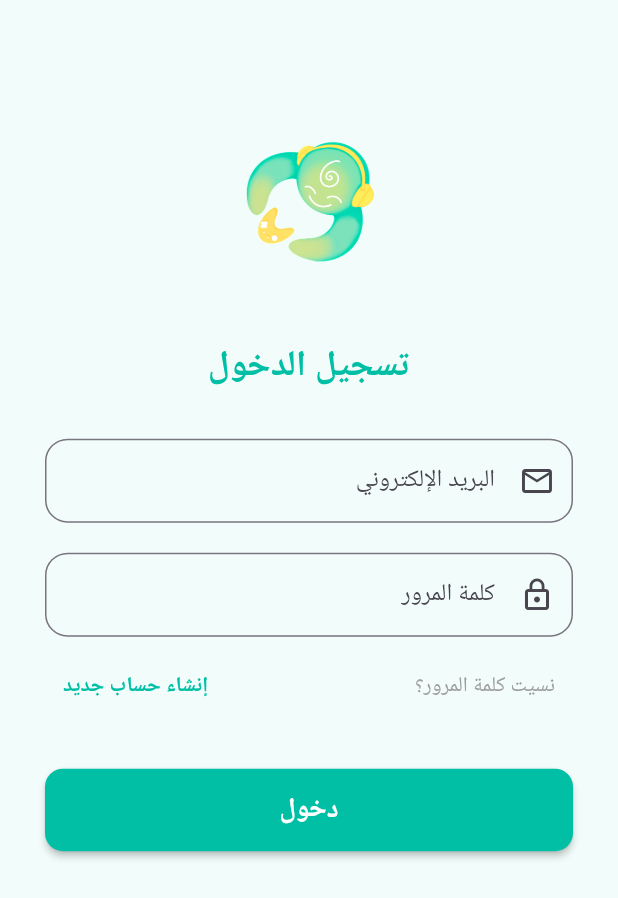
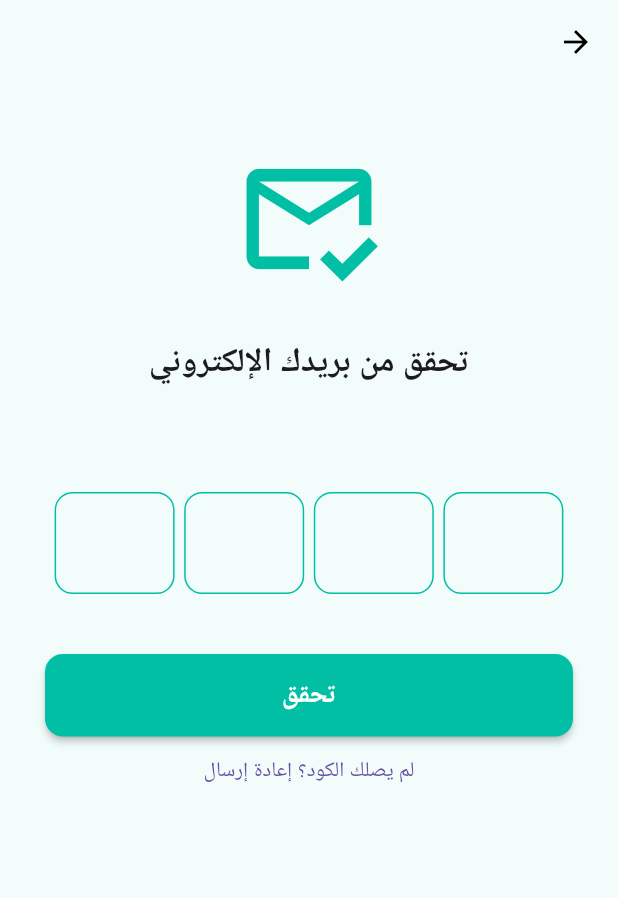
Before and after one commit to Dhay-1/GP2, a Flutter app: the LoginPage screen opened directly, after a tap on "دخول", on a phone screen of 412 x 824 dp. Shown: the top 898 px of the screen. Run offline on Flutter 3.47's test engine with Material 3 defaults, Android fonts, the phone set to English and light mode, and no system bars; our stand-ins replace get; Roboto replaces fonts that are missing (Cairo).

Commit message:
Added Verification Page with smooth OTP

```diff
--- a/aman_play/lib/screens/login_page.dart
+++ b/aman_play/lib/screens/login_page.dart
@@ -1,8 +1,10 @@
 import 'package:flutter/material.dart';
 import 'package:aman_play/screens/sign_up_page.dart';
 import 'package:aman_play/screens/forget_password_page.dart';
+import 'package:aman_play/widgets/custom_button.dart';
+import 'package:aman_play/screens/Verification_page.dart';
 import 'package:get/get.dart';
-import 'package:aman_play/widgets/custom_button.dart';
+
 
 class LoginPage extends StatelessWidget {
   const LoginPage({super.key});
@@ -103,6 +105,8 @@ class LoginPage extends StatelessWidget {
                   color: const Color(0xFF00BFA5),
                   onPressed: () {
                     // Add Authenaction Code Here
+                    Get.to(() => const VerificationPage());
+
 
                     print("Login pressed");
                   },
--- a/aman_play/lib/screens/start_page.dart
+++ b/aman_play/lib/screens/start_page.dart
@@ -45,7 +45,7 @@ class StartPage extends StatelessWidget {
               // 3. Sign Up Button
               CustomButton(
                 text: 'إنشاء حساب',
-                color: const Color.fromARGB(255, 255, 246, 116),
+                color: const Color(0xFF00BFA5),
                 textColor: const Color.fromARGB(255, 255, 255, 255),
                 onPressed: () {
                   Get.to(() => const SignUpPage());
--- /dev/null
+++ b/aman_play/lib/screens/verification_page.dart
@@ -0,0 +1,91 @@
+import 'package:flutter/material.dart';
+import 'package:get/get.dart';
+import 'package:aman_play/widgets/custom_button.dart';
+
+class VerificationPage extends StatelessWidget {
+  const VerificationPage({super.key});
+
+  @override
+  Widget build(BuildContext context){
+    return Directionality(
+      textDirection: TextDirection.rtl,
+      child: Scaffold(
+        backgroundColor: const Color(0xFFF2FDFB),
+        appBar: AppBar(backgroundColor: Colors.transparent, elevation: 0, leading: const BackButton(color: Colors.black)),
+        body: Padding(
+          padding: const EdgeInsets.symmetric(horizontal: 30),
+          child: Column(
+            children: [
+              const SizedBox(height: 40),
+              const Icon(Icons.mark_email_read_outlined, size: 100, color: Color(0xFF00BFA5)),
+              const SizedBox(height: 30),
+              const Text(
+                "تحقق من بريدك الإلكتروني",
+                style: TextStyle(fontSize: 22, fontWeight: FontWeight.bold),
+              ),
+              const SizedBox(height: 10),
+              const Text(
+                "",
+                textAlign: TextAlign.center,
+                style: TextStyle(color: Colors.grey),
+              ),
+              const SizedBox(height: 40),
+
+              Directionality(
+              textDirection: TextDirection.ltr,
+
+              child: Row(
+                mainAxisAlignment: MainAxisAlignment.spaceEvenly,
+                children: [
+                  _otpBox(context),
+                  _otpBox(context),
+                  _otpBox(context),
+                  _otpBox(context),
+                ],
+              ),
+              ),
+              const SizedBox(height: 40),
+
+              CustomButton(
+                text: "تحقق",
+                color: const Color(0xFF00BFA5),
+                onPressed: (){
+                  //Auth Code
+
+                },
+                ),
+                TextButton(onPressed: (){},
+                child: const Text("لم يصلك الكود؟ إعادة إرسال"),
+                ),
+            ],
+          ),
+          ),
+      ),
+      );
+  }
+  Widget _otpBox(BuildContext context){
+    return SizedBox(
+      width: 80,
+      child: TextField(
+        textAlign: TextAlign.center,
+        keyboardType: TextInputType.number,
+        maxLength: 1,
+        style: const TextStyle(fontSize: 24, fontWeight: FontWeight.bold),
+        decoration: InputDecoration(
+          counterText: "",
+          border: OutlineInputBorder(borderRadius: BorderRadius.circular(12)),
+          enabledBorder: OutlineInputBorder(borderRadius: BorderRadius.circular(12), borderSide: const BorderSide(color: Color(0xFF00BFA5))
+          ),
+        ),
+        onChanged: (value) {
+          if (value.length == 1) {
+            FocusScope.of(context).nextFocus(); // ينقل المربع للي بعده
+          } else if (value.isEmpty){
+            FocusScope.of(context).previousFocus();
+          }
+        },
+      ),
+
+    );
+  }
+}
```
